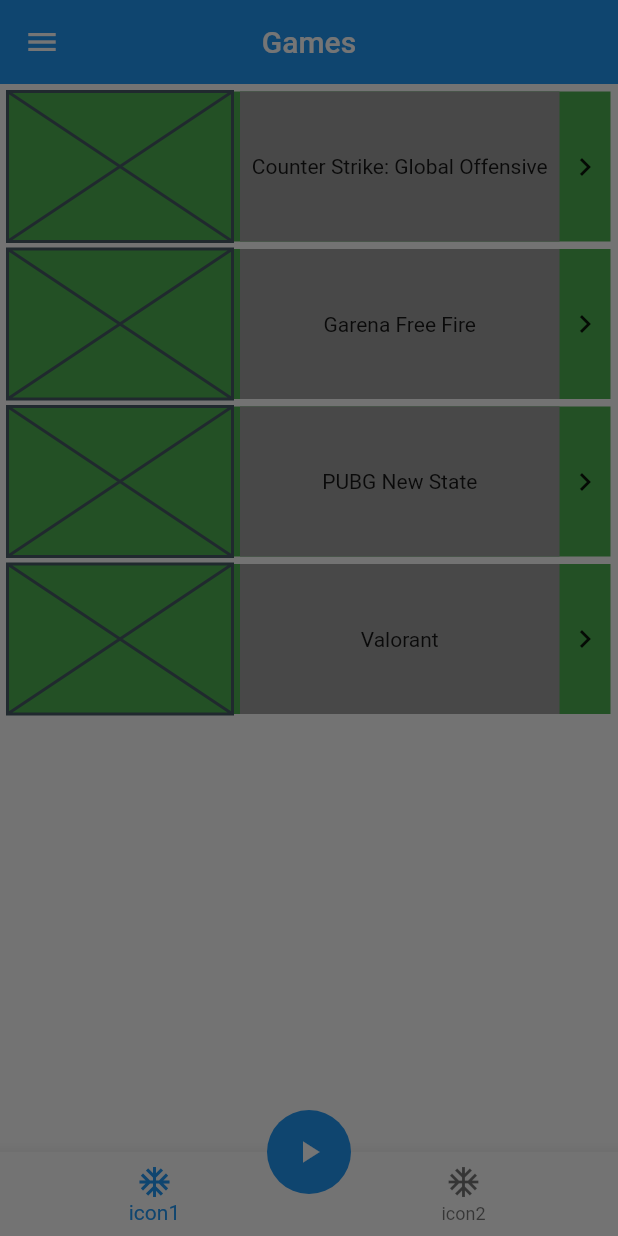
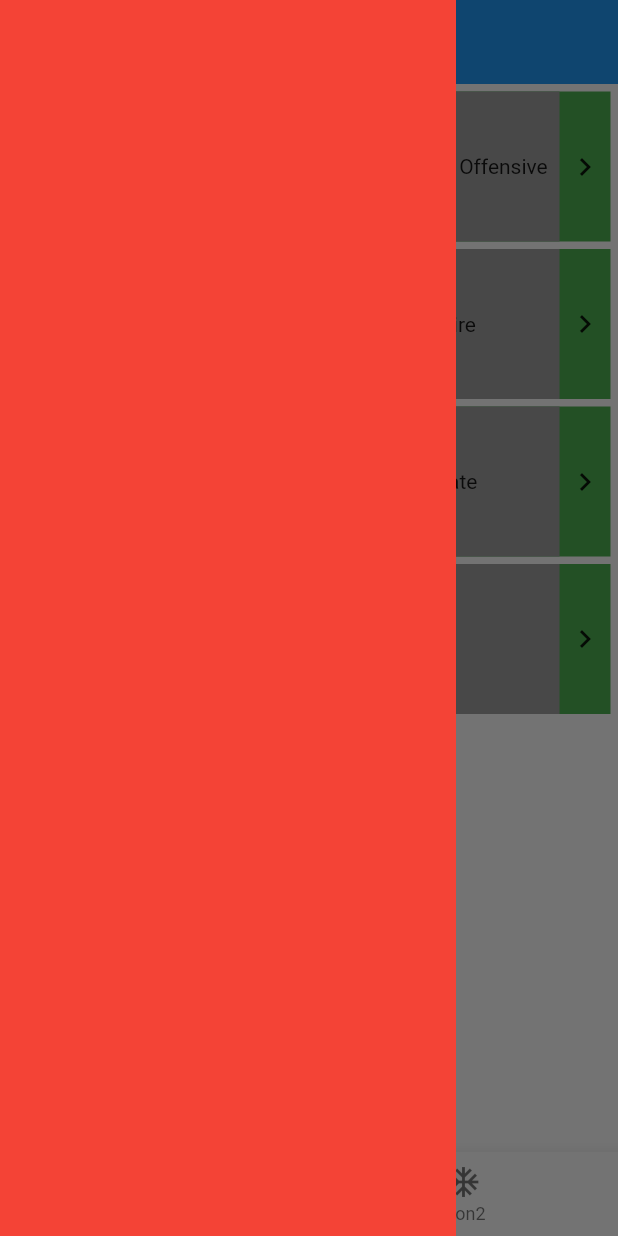
Before and after one commit to CYBERDEVILZ/ZBGAMING, a Flutter app: the screen it shows after launch, with the side drawer open, on a phone screen of 412 x 824 dp. Run offline on Flutter 3.47's test engine with Material 2 defaults, Android fonts, the phone set to English and light mode, and no system bars.

Commit message:
ref: homepage and drawer

```diff
--- a/lib/pages/home_page.dart
+++ b/lib/pages/home_page.dart
@@ -1,4 +1,5 @@
 import 'package:flutter/material.dart';
+import 'package:zbgaming/widgets/drawer.dart';
 import 'package:zbgaming/widgets/home_page_list.dart';
 
 class HomePage extends StatefulWidget {
@@ -18,7 +19,7 @@ class _HomePageState extends State<HomePage> {
           appBar: AppBar(
               title: const Text("Games"), elevation: 0, centerTitle: true),
           body: const HomePageList(),
-          drawer: Container(),
+          drawer: const MyDrawer(),
           bottomNavigationBar: BottomNavigationBar(
               items: const [
                 BottomNavigationBarItem(
--- a/lib/widgets/drawer.dart
+++ b/lib/widgets/drawer.dart
@@ -0,0 +1,22 @@
+import 'package:flutter/material.dart';
+
+class MyDrawer extends StatelessWidget {
+  const MyDrawer({Key? key}) : super(key: key);
+
+  @override
+  Widget build(BuildContext context) {
+    return Drawer(
+        backgroundColor: Colors.red,
+        elevation: 0,
+        child: Column(
+          children: [
+            DrawerHeader(
+                margin: const EdgeInsets.all(0),
+                padding: const EdgeInsets.all(0),
+                child: Column(
+                  children: [],
+                )),
+          ],
+        ));
+  }
+}
```
